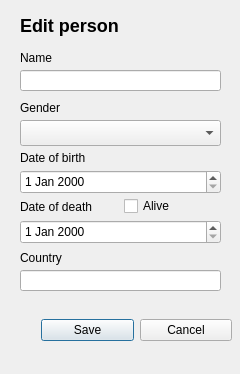
Above: Verklegt_Namskeid-Skil3/Verklegt_Namskeid-Skil3/editpersondialog.ui from Indexu/Verklegt_Namskeid before the change. Below: the same form after it.
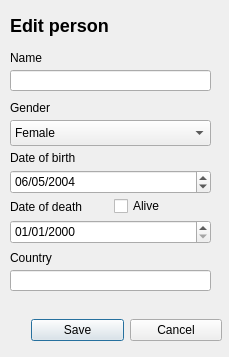
That is the form after the change.

Patch:
```diff
--- a/Verklegt_Namskeid-Skil3/Verklegt_Namskeid-Skil3/editpersondialog.ui
+++ b/Verklegt_Namskeid-Skil3/Verklegt_Namskeid-Skil3/editpersondialog.ui
@@ -6,17 +6,50 @@
    <rect>
     <x>0</x>
     <y>0</y>
-    <width>240</width>
-    <height>374</height>
+    <width>229</width>
+    <height>357</height>
    </rect>
   </property>
   <property name="windowTitle">
    <string>Dialog</string>
   </property>
+  <widget class="QComboBox" name="editPersonGender">
+   <property name="geometry">
+    <rect>
+     <x>10</x>
+     <y>120</y>
+     <width>201</width>
+     <height>26</height>
+    </rect>
+   </property>
+   <item>
+    <property name="text">
+     <string>Female</string>
+    </property>
+   </item>
+   <item>
+    <property name="text">
+     <string>Male</string>
+    </property>
+   </item>
+  </widget>
+  <widget class="QDateEdit" name="editPersonDateOfDeath">
+   <property name="geometry">
+    <rect>
+     <x>10</x>
+     <y>220</y>
+     <width>201</width>
+     <height>24</height>
+    </rect>
+   </property>
+   <property name="displayFormat">
+    <string>dd/MM/yyyy</string>
+   </property>
+  </widget>
   <widget class="QLabel" name="label">
    <property name="geometry">
     <rect>
-     <x>20</x>
+     <x>10</x>
      <y>10</y>
      <width>111</width>
      <height>31</height>
@@ -26,112 +59,20 @@
     <string>&lt;h2&gt;Edit person&lt;/h2&gt;</string>
    </property>
   </widget>
-  <widget class="QLabel" name="label_2">
-   <property name="geometry">
-    <rect>
-     <x>20</x>
-     <y>50</y>
-     <width>59</width>
-     <height>16</height>
-    </rect>
-   </property>
-   <property name="text">
-    <string>Name</string>
-   </property>
-  </widget>
-  <widget class="QLabel" name="label_3">
-   <property name="geometry">
-    <rect>
-     <x>20</x>
-     <y>100</y>
-     <width>59</width>
-     <height>16</height>
-    </rect>
-   </property>
-   <property name="text">
-    <string>Gender</string>
-   </property>
-  </widget>
-  <widget class="QLabel" name="label_4">
-   <property name="geometry">
-    <rect>
-     <x>20</x>
-     <y>150</y>
-     <width>81</width>
-     <height>16</height>
-    </rect>
-   </property>
-   <property name="text">
-    <string>Date of birth</string>
-   </property>
-  </widget>
-  <widget class="QLabel" name="label_6">
-   <property name="geometry">
-    <rect>
-     <x>20</x>
-     <y>250</y>
-     <width>59</width>
-     <height>16</height>
-    </rect>
-   </property>
-   <property name="text">
-    <string>Country</string>
-   </property>
-  </widget>
   <widget class="QLineEdit" name="editPersonNameField">
    <property name="geometry">
     <rect>
-     <x>20</x>
+     <x>10</x>
      <y>70</y>
      <width>201</width>
      <height>21</height>
     </rect>
    </property>
   </widget>
-  <widget class="QLineEdit" name="editPersonCountryField">
-   <property name="geometry">
-    <rect>
-     <x>20</x>
-     <y>270</y>
-     <width>201</width>
-     <height>21</height>
-    </rect>
-   </property>
-  </widget>
-  <widget class="QComboBox" name="editPersonGender">
-   <property name="geometry">
-    <rect>
-     <x>20</x>
-     <y>120</y>
-     <width>201</width>
-     <height>26</height>
-    </rect>
-   </property>
-  </widget>
-  <widget class="QDateEdit" name="editPersonDateOfBirth">
-   <property name="geometry">
-    <rect>
-     <x>20</x>
-     <y>170</y>
-     <width>201</width>
-     <height>24</height>
-    </rect>
-   </property>
-  </widget>
-  <widget class="QDateEdit" name="editPersonDateOfDeath">
-   <property name="geometry">
-    <rect>
-     <x>20</x>
-     <y>220</y>
-     <width>201</width>
-     <height>24</height>
-    </rect>
-   </property>
-  </widget>
   <widget class="QWidget" name="horizontalLayoutWidget">
    <property name="geometry">
     <rect>
-     <x>41</x>
+     <x>31</x>
      <y>310</y>
      <width>191</width>
      <height>41</height>
@@ -157,7 +98,7 @@
   <widget class="QWidget" name="horizontalLayoutWidget_2">
    <property name="geometry">
     <rect>
-     <x>20</x>
+     <x>10</x>
      <y>195</y>
      <width>201</width>
      <height>23</height>
@@ -180,6 +121,91 @@
     </item>
    </layout>
   </widget>
+  <widget class="QLabel" name="label_2">
+   <property name="geometry">
+    <rect>
+     <x>10</x>
+     <y>50</y>
+     <width>59</width>
+     <height>16</height>
+    </rect>
+   </property>
+   <property name="text">
+    <string>Name</string>
+   </property>
+  </widget>
+  <widget class="QLabel" name="label_6">
+   <property name="geometry">
+    <rect>
+     <x>10</x>
+     <y>250</y>
+     <width>59</width>
+     <height>16</height>
+    </rect>
+   </property>
+   <property name="text">
+    <string>Country</string>
+   </property>
+  </widget>
+  <widget class="QLabel" name="label_3">
+   <property name="geometry">
+    <rect>
+     <x>10</x>
+     <y>100</y>
+     <width>59</width>
+     <height>16</height>
+    </rect>
+   </property>
+   <property name="text">
+    <string>Gender</string>
+   </property>
+  </widget>
+  <widget class="QDateEdit" name="editPersonDateOfBirth">
+   <property name="geometry">
+    <rect>
+     <x>10</x>
+     <y>170</y>
+     <width>201</width>
+     <height>24</height>
+    </rect>
+   </property>
+   <property name="dateTime">
+    <datetime>
+     <hour>0</hour>
+     <minute>0</minute>
+     <second>0</second>
+     <year>2004</year>
+     <month>5</month>
+     <day>6</day>
+    </datetime>
+   </property>
+   <property name="displayFormat">
+    <string>dd/MM/yyyy</string>
+   </property>
+  </widget>
+  <widget class="QLabel" name="label_4">
+   <property name="geometry">
+    <rect>
+     <x>10</x>
+     <y>150</y>
+     <width>81</width>
+     <height>16</height>
+    </rect>
+   </property>
+   <property name="text">
+    <string>Date of birth</string>
+   </property>
+  </widget>
+  <widget class="QLineEdit" name="editPersonCountryField">
+   <property name="geometry">
+    <rect>
+     <x>10</x>
+     <y>270</y>
+     <width>201</width>
+     <height>21</height>
+    </rect>
+   </property>
+  </widget>
  </widget>
  <resources/>
  <connections/>
```
Left out of the diff: 4 changed lines with no effect on the pictures.
